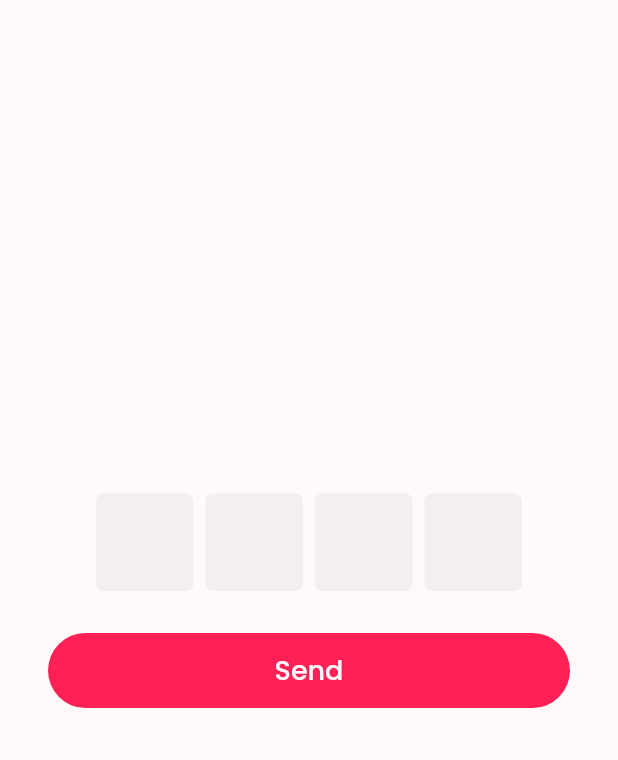
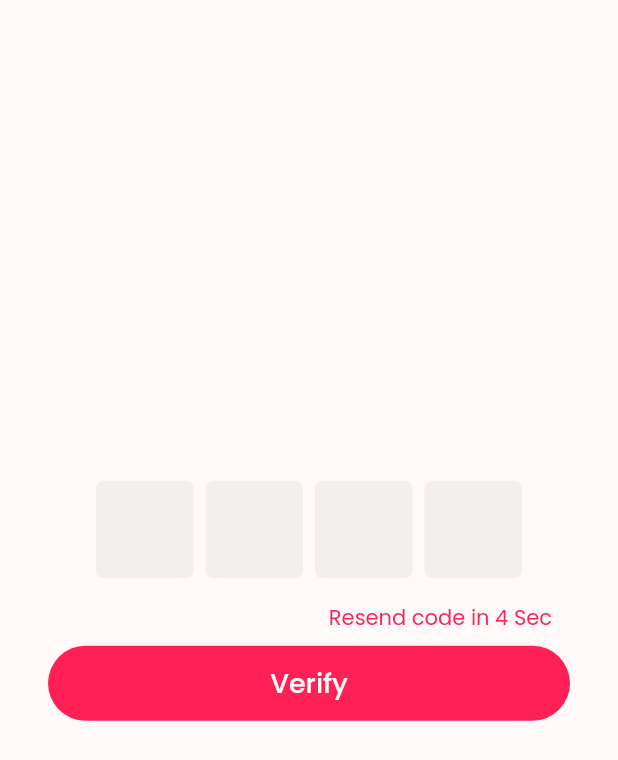
Before and after one commit to iamtoricool/BloodDonationApp, a Flutter app: the VerifyScreen screen opened directly, on a phone screen of 412 x 824 dp. Shown: the top 760 px of the screen. Run offline on Flutter 3.47's test engine with Material 2 defaults, Android fonts, the phone set to English and light mode, and no system bars; drawn by our look-alikes of pinput; our stand-ins replace firebase_core, google_fonts, introduction_screen, nb_utils; accounts and stored records are empty.

Commit message:
Authentication Screen UI Completed

```diff
--- a/lib/ui/screens/verify_screen.dart
+++ b/lib/ui/screens/verify_screen.dart
@@ -1,8 +1,10 @@
+import 'dart:async';
+import 'package:blood_donation_app/ui/screens/add_new_password.dart';
+import 'package:nb_utils/nb_utils.dart';
 import 'package:blood_donation_app/ui/app_theme/theme_colors.dart';
 import 'package:blood_donation_app/ui/widget/custom_design.dart';
 import 'package:flutter/material.dart';
 import 'package:google_fonts/google_fonts.dart';
-import 'package:nb_utils/nb_utils.dart';
 import 'package:pinput/pinput.dart';
 
 class VerifyScreen extends StatefulWidget {
@@ -13,6 +15,29 @@ class VerifyScreen extends StatefulWidget {
 }
 
 class _VerifyScreenState extends State<VerifyScreen> {
+  TextEditingController _pinController = (TextEditingController());
+  int start = 5;
+  void resendTimer() {
+    const onsec = Duration(seconds: 1);
+    Timer timer = Timer.periodic(onsec, (timer) {
+      if (start == 0) {
+        setState(() {
+          timer.cancel();
+        });
+      } else {
+        setState(() {
+          start--;
+        });
+      }
+    });
+  }
+
+  @override
+  void initState() {
+    resendTimer();
+    super.initState();
+  }
+
   @override
   Widget build(BuildContext context) {
     return Scaffold(
@@ -24,22 +49,59 @@ class _VerifyScreenState extends State<VerifyScreen> {
             mainAxisAlignment: MainAxisAlignment.center,
             children: [
               Pinput(
-                  defaultPinTheme: PinTheme(
-                decoration: BoxDecoration(
-                    color: ThemeColors.greyColor.withOpacity(0.4),
-                    borderRadius: BorderRadius.circular(5)),
-                height: 65,
-                width: 65,
-                textStyle: GoogleFonts.poppins(
-                    fontSize: 40, color: ThemeColors.darkColor),
-              )),
+                controller: _pinController,
+                cursor: Container(
+                  height: 24,
+                  width: 2,
+                  color: ThemeColors.primaryColor,
+                ),
+                defaultPinTheme: PinTheme(
+                    height: 65,
+                    width: 65,
+                    textStyle: GoogleFonts.poppins(
+                        fontSize: 30, color: ThemeColors.darkColor),
+                    decoration: BoxDecoration(
+                        color: ThemeColors.greyColor.withOpacity(0.4),
+                        borderRadius: BorderRadius.circular(5))),
+              ),
               const SizedBox(
-                height: 20,
+                height: 16,
+              ),
+              Container(
+                margin: const EdgeInsets.symmetric(horizontal: 20),
+                alignment: Alignment.centerRight,
+                child: start != 0
+                    ? Row(
+                        mainAxisAlignment: MainAxisAlignment.end,
+                        children: [
+                          Text(
+                            'Resend code in ',
+                            style: GoogleFonts.poppins(
+                                fontSize: 14, color: ThemeColors.primaryColor),
+                          ),
+                          Text(
+                            '$start Sec',
+                            style: GoogleFonts.poppins(
+                                fontSize: 14, color: ThemeColors.primaryColor),
+                          ),
+                        ],
+                      )
+                    : Text(
+                        'Send Code Again',
+                        style: GoogleFonts.poppins(
+                            fontSize: 14, color: ThemeColors.primaryColor),
+                      ).onTap(() {}),
               ),
               CustomTextButton(
                 isFilled: true,
-                labelText: 'Send',
-                onPressed: () {},
+                labelText: 'Verify',
+                onPressed: () {
+                  Navigator.push(
+                      context,
+                      MaterialPageRoute(
+                        builder: (context) => const AddNewPasswordScreen(),
+                      ));
+                },
               ),
               const SizedBox(
                 height: 15,
--- a/pubspec.yaml
+++ b/pubspec.yaml
@@ -36,6 +36,7 @@ dependencies:
   firebase_storage: ^11.0.7
   flutter:
     sdk: flutter
+  flutter_countdown_timer: ^4.1.0
   google_fonts: ^3.0.1
   google_maps_flutter: ^2.2.2
   introduction_screen: ^3.1.1
```
Also changed, not shown: lib/ui/screens/add_new_password.dart (added, +78 -0 lines), lib/ui/screens/password_changed.dart (added, +44 -0 lines), assets/images/success.png (added), pubspec.lock.
